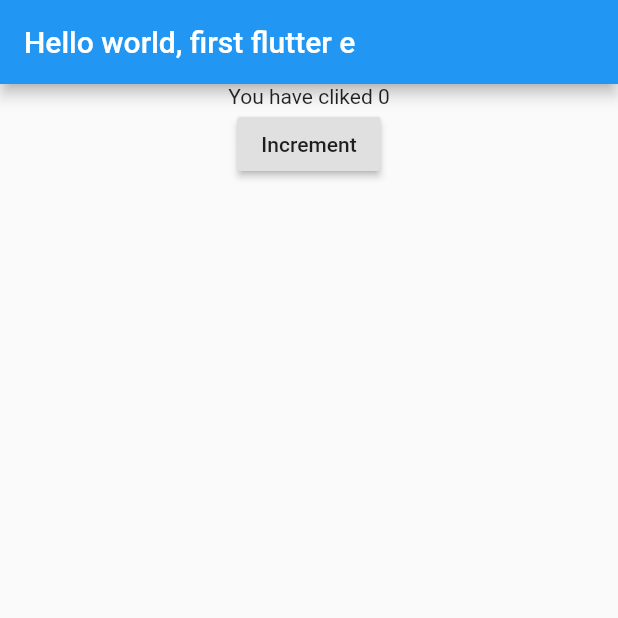
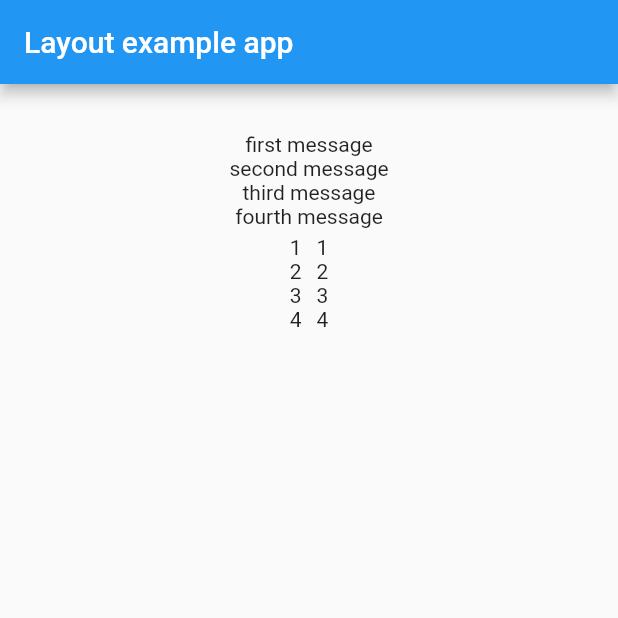
Before and after one commit to oriolusler/flutter_first_steps, a Flutter app: the screen it shows after launch, on a phone screen of 412 x 824 dp, the top half of it. Run offline on Flutter 3.47's test engine with Material 2 defaults, Android fonts, the phone set to English and light mode, and no system bars.

Commit message:
basic layouts

```diff
--- a/lib/button/appButton.dart
+++ b/lib/button/appButton.dart
@@ -1,12 +1,12 @@
 import 'package:flutter/material.dart';
 import 'package:helloworld/button/button.dart';
 
-class MyApp extends StatelessWidget {
+class ButtonApp extends StatelessWidget {
   // This widget is the root of your application.
   @override
   Widget build(BuildContext context) {
     return new MaterialApp(
-      title: 'Hello flutter button app',
+      title: 'Button example app',
       home: new Button(),
     );
   }
--- /dev/null
+++ b/lib/layout/appLayout.dart
@@ -0,0 +1,56 @@
+import 'package:flutter/material.dart';
+
+class LayoutApp extends StatelessWidget {
+  @override
+  Widget build(BuildContext context) {
+    return new MaterialApp(
+      title: 'Layout example app',
+      home: new Scaffold(
+        appBar: new AppBar(
+          title: new Text('Layout example app'),
+        ),
+        body: new Container(
+          padding: const EdgeInsets.all(32.0),
+          child: new Center(
+            child: new Column(
+              children: <Widget>[
+                new Text('first message'),
+                new Text('second message'),
+                new Text('third message'),
+                new Text('fourth message'),
+                new Row(
+                  crossAxisAlignment: CrossAxisAlignment.center,
+                  mainAxisAlignment: MainAxisAlignment.center,
+                  children: <Widget>[
+                    new Container(
+                      padding: const EdgeInsets.all(5.0),
+                      child: new Column(
+                        children: <Widget>[
+                          new Text('1'),
+                          new Text('2'),
+                          new Text('3'),
+                          new Text('4'),
+                        ],
+                      ),
+                    ),
+                    new Container(
+                      padding: const EdgeInsets.all(5.0),
+                      child: new Column(
+                        children: <Widget>[
+                          new Text('1'),
+                          new Text('2'),
+                          new Text('3'),
+                          new Text('4'),
+                        ],
+                      ),
+                    )
+                  ],
+                )
+              ],
+            ),
+          ),
+        ),
+      ),
+    );
+  }
+}
--- a/lib/main.dart
+++ b/lib/main.dart
@@ -1,8 +1,9 @@
 import 'package:flutter/material.dart';
 import 'button/appButton.dart';
+import 'layout/appLayout.dart';
 
 void main() {
   runApp(
-    new MyApp(),
+    new LayoutApp(),
   );
 }
```
